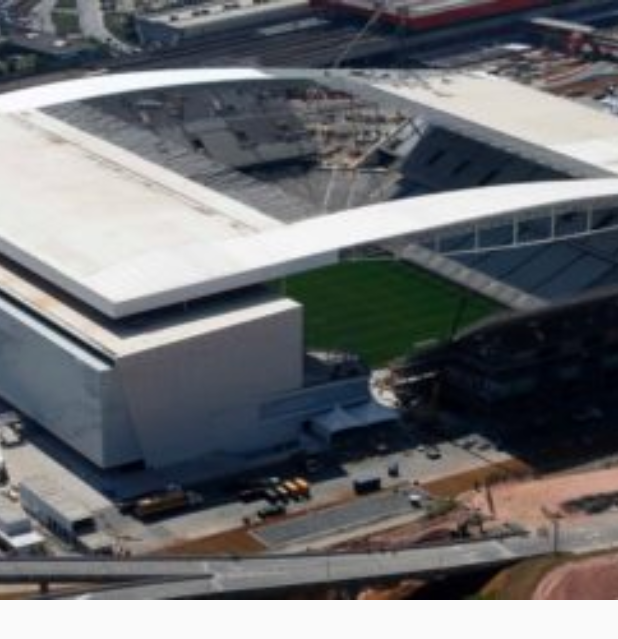
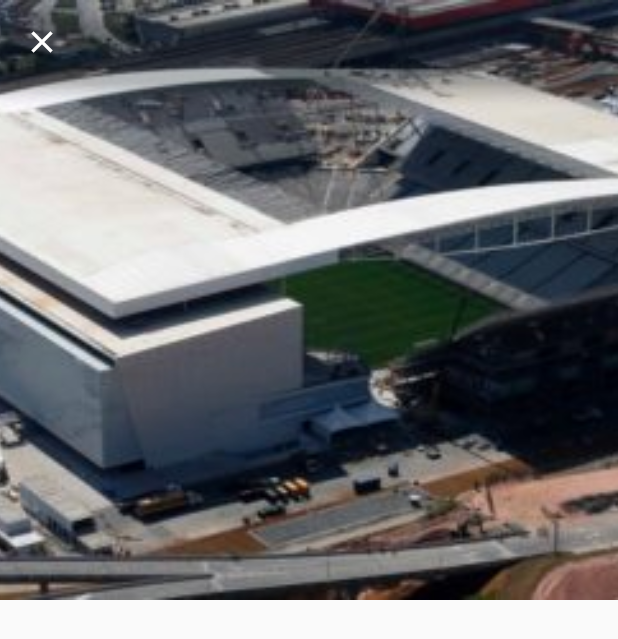
Before and after one commit to tiago-silva-batista/csbs_im_football, a Flutter app: the screen it shows after launch, on a phone screen of 412 x 824 dp. Shown: the top 639 px of the screen. Run offline on Flutter 3.47's test engine with Material 2 defaults, Android fonts, the light colour scheme and no system bars.

Commit message:
botao voltar appbar

```diff
--- /dev/null
+++ b/lib/components/app_bar_component.dart
@@ -0,0 +1,29 @@
+import 'package:csbs_im_football/theme/ui_size.dart';
+import 'package:flutter/cupertino.dart';
+import 'package:flutter/material.dart';
+
+class AppBarComponent extends StatefulWidget with PreferredSizeWidget {
+  AppBarComponent({Key? key}) : super(key: key);
+
+  @override
+  State<AppBarComponent> createState() => _AppBarComponentState();
+
+  @override
+  Size get preferredSize => const Size.fromHeight(kToolbarHeight);
+}
+
+class _AppBarComponentState extends State<AppBarComponent> {
+  @override
+  Widget build(BuildContext context) {
+    return PreferredSize(
+      preferredSize: const Size.fromHeight(UiSize.appBar),
+      child: AppBar(
+        backgroundColor: Colors.transparent,
+        leading: IconButton(
+          icon: const Icon(Icons.close),
+          onPressed: () => Navigator.of(context).pop(),
+        ),
+      ),
+    );
+  }
+}
--- a/lib/pages/perfil_pages.dart
+++ b/lib/pages/perfil_pages.dart
@@ -1,8 +1,8 @@
-import 'package:flutter/cupertino.dart';
+import 'package:csbs_im_football/components/app_bar_component.dart';
 import 'package:flutter/material.dart';
 
 class PerfilPages extends StatefulWidget {
-  PerfilPages({Key? key}) : super(key: key);
+  const PerfilPages({Key? key}) : super(key: key);
 
   @override
   State<PerfilPages> createState() => _PerfilPagesState();
@@ -12,6 +12,8 @@ class _PerfilPagesState extends State<PerfilPages> {
   @override
   Widget build(BuildContext context) {
     return Scaffold(
+        extendBodyBehindAppBar: true,
+        appBar: AppBarComponent(),
         body: SingleChildScrollView(
           child: Column(
             children: [
```
Lines whose indentation alone changed are shown as unchanged.
